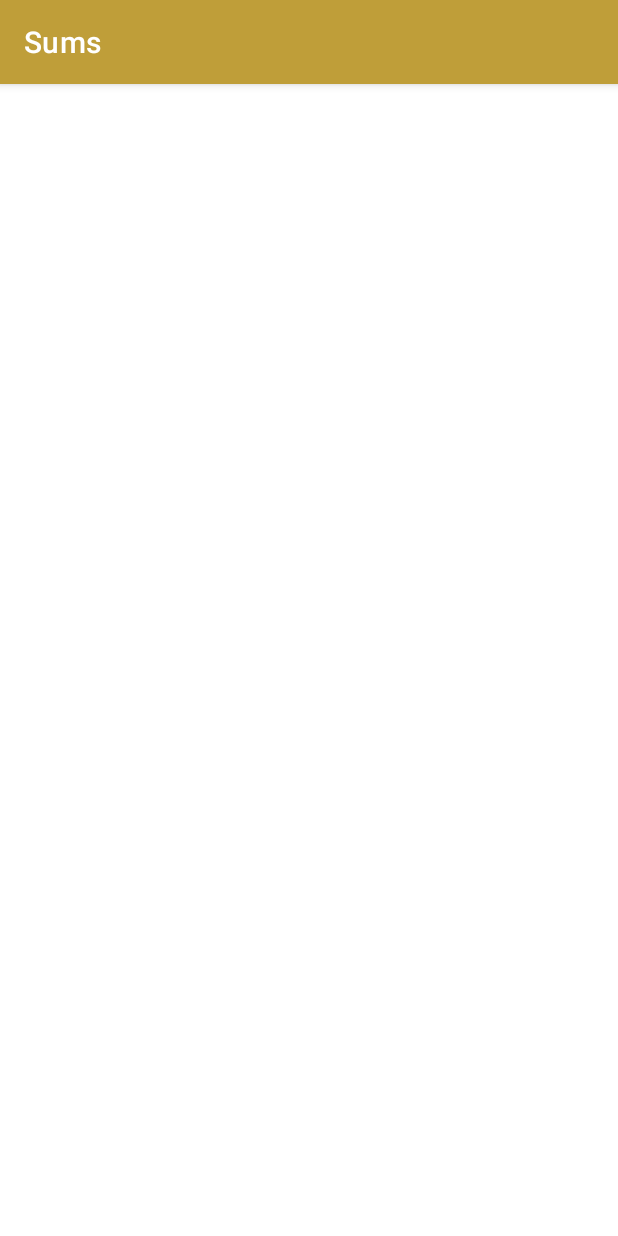
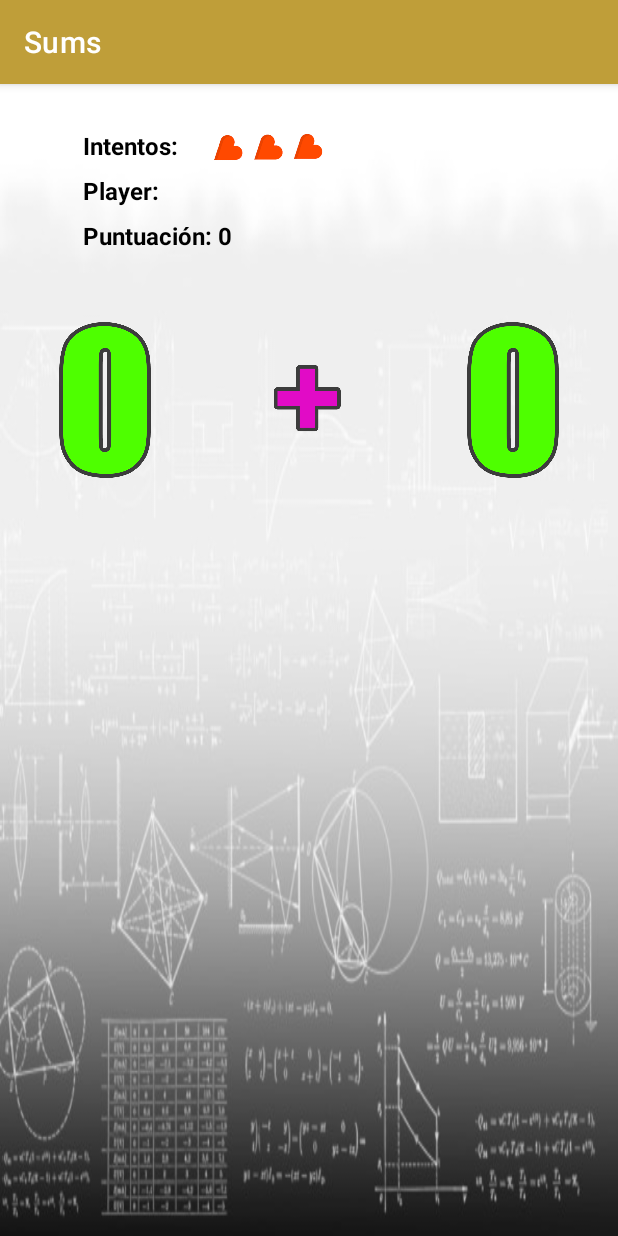
Before and after one commit to SrPampa/JuegoSumasAndroid, an Android app: the Niveles screen opened directly, with no data from a screen before it, on a phone screen of 412 x 824 dp. Run offline under Robolectric (Android 15) with nearby library versions, the phone set to English and light mode, and no system bars.

Commit message:
refractor de xml y e imagen views, funcionando el relative layout

```diff
--- a/app/src/main/AndroidManifest.xml
+++ b/app/src/main/AndroidManifest.xml
@@ -13,7 +13,7 @@
         android:theme="@style/Theme.Sums"
         tools:targetApi="31">
         <activity
-            android:name=".Nivel1"
+            android:name=".Niveles"
             android:exported="false">
             <meta-data
                 android:name="android.app.lib_name"
--- a/app/src/main/java/com/example/sums/MainActivity.java
+++ b/app/src/main/java/com/example/sums/MainActivity.java
@@ -84,7 +84,7 @@ public class MainActivity extends AppCompatActivity {
 
         if (!nombre.equals("")) {
 
-            Intent intent = new Intent(this, Nivel1.class);
+            Intent intent = new Intent(this, Niveles.class);
             intent.putExtra("player", nombre);
             startActivity(intent);
             finish();
--- a/app/src/main/java/com/example/sums/Nivel1.java
+++ b/app/src/main/java/com/example/sums/Niveles.java
@@ -4,11 +4,11 @@ import androidx.appcompat.app.AppCompatActivity;
 
 import android.os.Bundle;
 
-public class Nivel1 extends AppCompatActivity {
+public class Niveles extends AppCompatActivity {
 
     @Override
     protected void onCreate(Bundle savedInstanceState) {
         super.onCreate(savedInstanceState);
-        setContentView(R.layout.activity_nivel1);
+        setContentView(R.layout.activity_niveles);
     }
 }
--- a/app/src/main/res/layout/activity_nivel1.xml
+++ /dev/null
@@ -1,9 +0,0 @@
-<?xml version="1.0" encoding="utf-8"?>
-<androidx.constraintlayout.widget.ConstraintLayout xmlns:android="http://schemas.android.com/apk/res/android"
-    xmlns:app="http://schemas.android.com/apk/res-auto"
-    xmlns:tools="http://schemas.android.com/tools"
-    android:layout_width="match_parent"
-    android:layout_height="match_parent"
-    tools:context=".Nivel1">
-
-</androidx.constraintlayout.widget.ConstraintLayout>
--- /dev/null
+++ b/app/src/main/res/layout/activity_niveles.xml
@@ -0,0 +1,90 @@
+<?xml version="1.0" encoding="utf-8"?>
+<RelativeLayout xmlns:android="http://schemas.android.com/apk/res/android"
+    xmlns:app="http://schemas.android.com/apk/res-auto"
+    xmlns:tools="http://schemas.android.com/tools"
+    android:layout_width="match_parent"
+    android:layout_height="match_parent"
+    android:background="@drawable/fondoniveles"
+    tools:context=".Niveles">
+
+    <TextView
+        android:id="@+id/textView_intentos"
+        android:layout_width="wrap_content"
+        android:layout_height="wrap_content"
+        android:layout_alignParentStart="true"
+        android:layout_alignParentTop="true"
+        android:layout_marginStart="55dp"
+        android:layout_marginTop="30dp"
+        android:text="Intentos:"
+        android:textColor="@color/black"
+        android:textSize="16sp"
+        android:textStyle="bold" />
+
+    <TextView
+        android:id="@+id/textView_player"
+        android:layout_width="wrap_content"
+        android:layout_height="wrap_content"
+        android:layout_alignParentStart="true"
+        android:layout_alignParentTop="true"
+        android:layout_marginStart="55dp"
+        android:layout_marginTop="60dp"
+        android:text="Player:"
+        android:textColor="@color/black"
+        android:textSize="16sp"
+        android:textStyle="bold" />
+
+    <TextView
+        android:id="@+id/textView_puntuacion"
+        android:layout_width="wrap_content"
+        android:layout_height="wrap_content"
+        android:layout_alignParentStart="true"
+        android:layout_alignParentTop="true"
+        android:layout_marginStart="55dp"
+        android:layout_marginTop="90dp"
+        android:text="Puntuación: 0"
+        android:textColor="@color/black"
+        android:textSize="16sp"
+        android:textStyle="bold" />
+
+    <ImageView
+        android:id="@+id/imageView_corazones"
+        android:layout_width="90dp"
+        android:layout_height="35dp"
+        android:layout_alignParentTop="true"
+        android:layout_marginStart="17dp"
+        android:layout_marginTop="24dp"
+        android:layout_toEndOf="@+id/textView_intentos"
+        app:srcCompat="@drawable/tresvidas" />
+
+    <ImageView
+        android:id="@+id/imageView_num1"
+        android:layout_width="120dp"
+        android:layout_height="120dp"
+        android:layout_alignParentStart="true"
+        android:layout_alignParentTop="true"
+        android:layout_marginStart="10dp"
+        android:layout_marginTop="150dp"
+        app:srcCompat="@drawable/cero" />
+
+    <ImageView
+        android:id="@+id/imageView_num2"
+        android:layout_width="120dp"
+        android:layout_height="120dp"
+        android:layout_alignParentTop="true"
+        android:layout_alignParentEnd="true"
+        android:layout_marginTop="150dp"
+        android:layout_marginEnd="10dp"
+        app:srcCompat="@drawable/cero" />
+
+    <ImageView
+        android:id="@+id/imageView_signo"
+        android:layout_width="120dp"
+        android:layout_height="120dp"
+        android:layout_alignParentTop="true"
+        android:layout_marginStart="16dp"
+        android:layout_marginTop="151dp"
+        android:layout_marginEnd="16dp"
+        android:layout_toStartOf="@+id/imageView_num2"
+        android:layout_toEndOf="@+id/imageView_num1"
+        app:srcCompat="@drawable/suma" />
+</RelativeLayout>
```
Also changed, not shown: app/src/main/res/drawable/cero.png (added), app/src/main/res/drawable/dosvidas.png (added), app/src/main/res/drawable/fondoniveles.jpg (added), app/src/main/res/drawable/multiplicacion.png (added), app/src/main/res/drawable/resta.png (added), app/src/main/res/drawable/suma.png (added), app/src/main/res/drawable/tresvidas.png (added), app/src/main/res/drawable/unavida.png (added).
